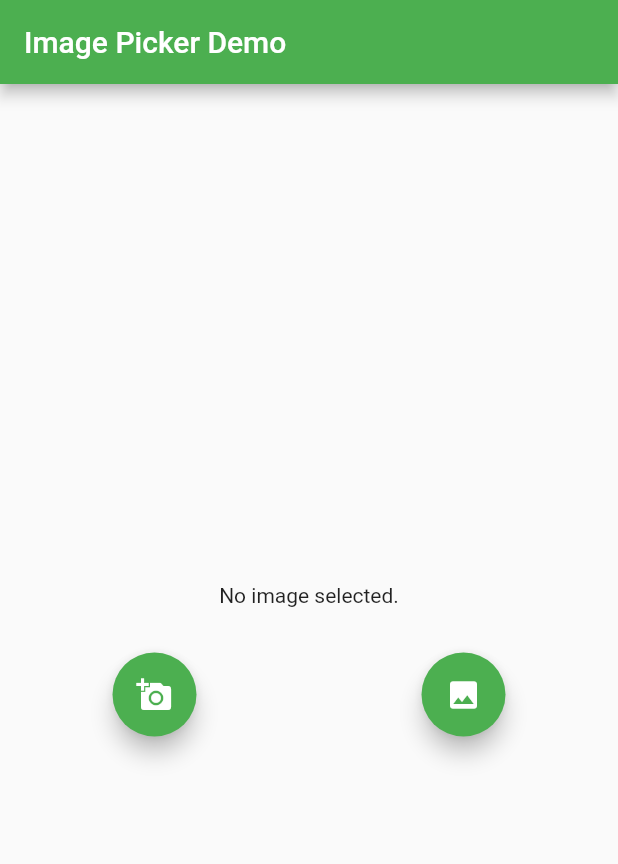
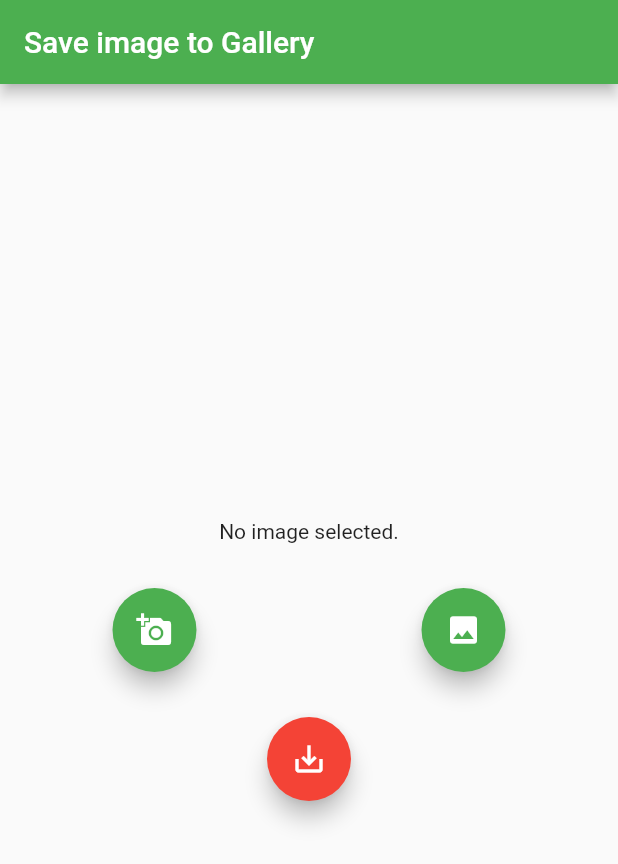
Before and after one commit to ramtiga/image_picker_test, a Flutter app: the screen it shows after launch, after a tap on the "add a photo" icon, on a phone screen of 412 x 824 dp. Shown: the top 864 px of the screen. Run offline on Flutter 3.47's test engine with Material 2 defaults, Android fonts, the phone set to English and light mode, and no system bars; our stand-ins replace image_gallery_saver, image_picker.

Commit message:
Add save image to gallery

```diff
--- a/lib/main.dart
+++ b/lib/main.dart
@@ -1,7 +1,8 @@
 import 'dart:io';
-
 import 'package:flutter/material.dart';
 import 'package:image_picker/image_picker.dart';
+import 'package:image_gallery_saver/image_gallery_saver.dart';
+import 'dart:typed_data';
 
 void main() {
   runApp(MyApp());
@@ -35,7 +36,7 @@ class _MyHomePageState extends State<MyHomePage> {
   final picker = ImagePicker();
 
   Future getImageFromCamera() async {
-    var pickedFile = await picker.getImage(source: ImageSource.camera);
+    final pickedFile = await picker.getImage(source: ImageSource.camera);
 
     setState(() {
       if (pickedFile != null) {
@@ -47,7 +48,7 @@ class _MyHomePageState extends State<MyHomePage> {
   }
 
   Future _getImage() async {
-    var pickedFile = await picker.getImage(source: ImageSource.gallery);
+    final pickedFile = await picker.getImage(source: ImageSource.gallery);
 
     setState(() {
       if (pickedFile != null) {
@@ -58,11 +59,18 @@ class _MyHomePageState extends State<MyHomePage> {
     });
   }
 
+  Future _saveImage() async {
+    if (_image != null) {
+      Uint8List _buffer = await _image.readAsBytes();
+      final result = await ImageGallerySaver.saveImage(_buffer);
+    }
+  }
+
   @override
   Widget build(BuildContext context) {
     return Scaffold(
       appBar: AppBar(
-        title: Text("Image Picker Demo"),
+        title: Text("Save image to Gallery"),
       ),
       body: Center(
           child: Column(
@@ -85,7 +93,20 @@ class _MyHomePageState extends State<MyHomePage> {
                 child: Icon(Icons.image),
               ),
             ],
-          )
+          ),
+          SizedBox(
+            height: 30,
+          ),
+          Row(
+            mainAxisAlignment: MainAxisAlignment.center,
+            children: [
+              FloatingActionButton(
+                onPressed: _saveImage,
+                child: Icon(Icons.save_alt),
+                backgroundColor: Colors.red,
+              ),
+            ],
+          ),
         ],
       )),
     );
--- a/pubspec.yaml
+++ b/pubspec.yaml
@@ -30,6 +30,7 @@ dependencies:
   cupertino_icons: ^1.0.0
 
   image_picker: ^0.6.7+22
+  image_gallery_saver: ^1.6.7
 
 dev_dependencies:
   flutter_test:
```
Also changed, not shown: pubspec.lock, 1 other file.
